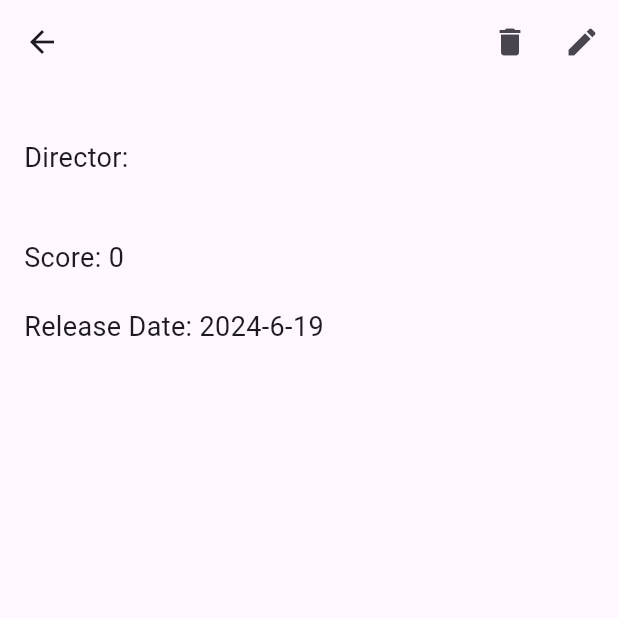
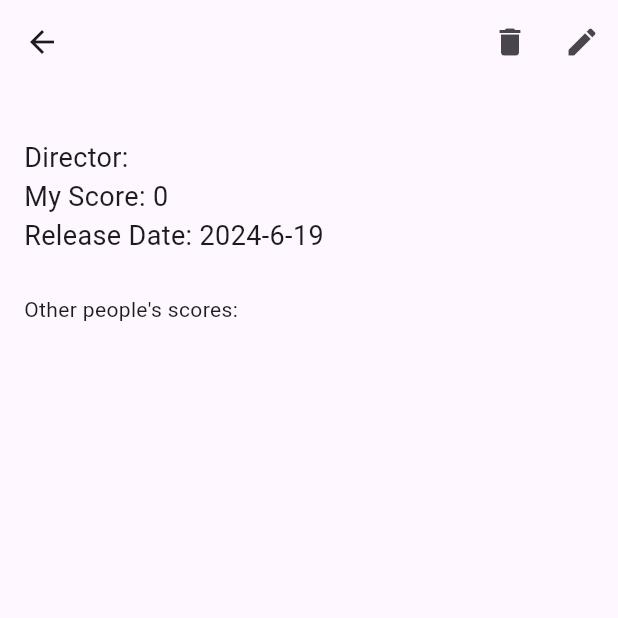
Before and after one commit to DutchDean/movieapptest, a Flutter app: the MovieDetailScreen screen opened directly with empty values, on a phone screen of 412 x 824 dp, the top half of it. Run offline on Flutter 3.47's test engine with Material 3 defaults, Android fonts, the phone set to English and light mode, and no system bars; our stand-ins replace image_picker, shared_preferences; accounts and stored records are empty.

Commit message:
edited detailscreen

```diff
--- a/lib/screens/movie_detail_screen.dart
+++ b/lib/screens/movie_detail_screen.dart
@@ -52,12 +52,10 @@ class MovieDetailScreen extends StatelessWidget {
               ),
             const SizedBox(height: 20),
             Text('Director: ${movie.director}', style: const TextStyle(fontSize: 18)),
-            const SizedBox(height: 10),
+            Text('My Score: ${movie.score}', style: const TextStyle(fontSize: 18)),
+            Text('Release Date: ${movie.releaseDate?.year}-${movie.releaseDate?.month}-${movie.releaseDate?.day}\n',style: const TextStyle(fontSize: 18),),
+            const Text("Other people's scores:"),
             if (movie.description != null) Text(movie.description!),
-            const SizedBox(height: 10),
-            Text('Score: ${movie.score}', style: const TextStyle(fontSize: 18)),
-            const SizedBox(height: 20),
-            Text('Release Date: ${movie.releaseDate?.year}-${movie.releaseDate?.month}-${movie.releaseDate?.day}',style: const TextStyle(fontSize: 18),)
             // Add other movie details here
           ],
         ),
```
